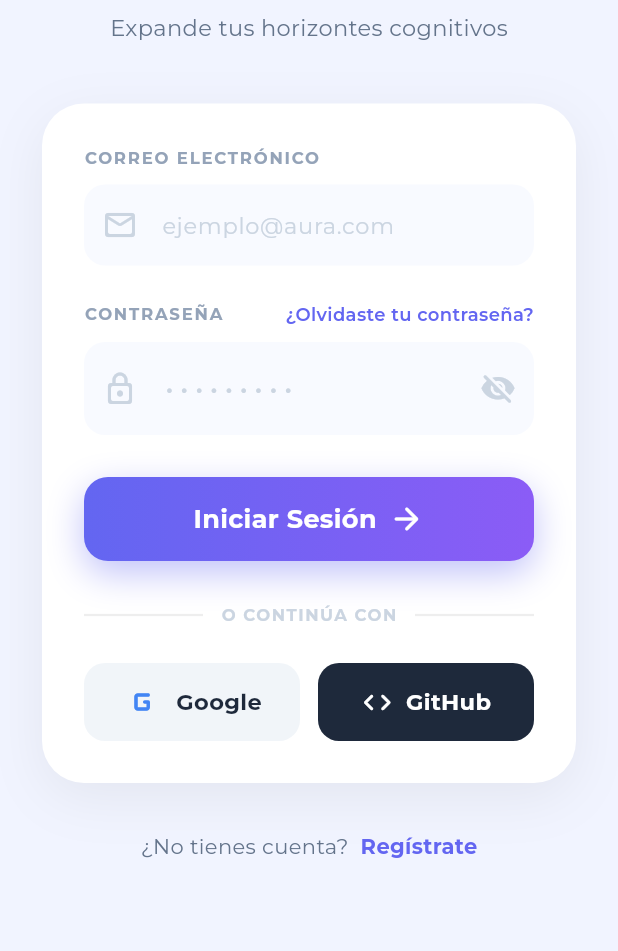
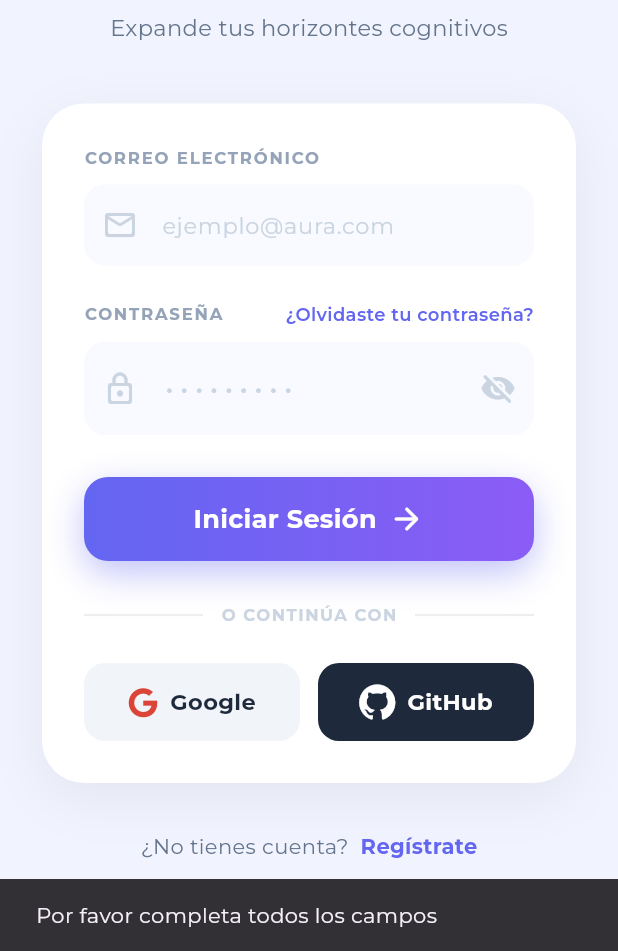
Before and after one commit to xkelvin0/Aura-Academy, a Flutter app: the LoginScreen screen opened directly, after a tap on "Iniciar Sesión", on a phone screen of 412 x 824 dp, the part 285-1236 px from its top. Run offline on Flutter 3.47's test engine with Material 3 defaults, Android fonts, the light colour scheme and no system bars; our stand-ins replace font_awesome_flutter, google_fonts, supabase_flutter; accounts and stored records are empty.

Commit message:
feat: login real e iconos de marca oficiales - Fase 5 de Aura Academy

```diff
--- a/lib/screens/login_screen.dart
+++ b/lib/screens/login_screen.dart
@@ -1,6 +1,7 @@
 import 'package:flutter/material.dart';
 import 'package:google_fonts/google_fonts.dart';
 import 'package:supabase_flutter/supabase_flutter.dart';
+import 'package:font_awesome_flutter/font_awesome_flutter.dart';
 import 'register_screen.dart'; // Importamos la pantalla de registro
 
 // Pantalla de inicio de sesión de Aura Academy
@@ -18,6 +19,7 @@ class _LoginScreenState extends State<LoginScreen> {
 
   // Controla si la contraseña es visible o no
   bool _passwordVisible = false;
+  bool _isLoading = false; // Controla el estado de carga al iniciar sesión
 
   // Función para iniciar sesión con Google
   Future<void> _loginConGoogle() async {
@@ -33,6 +35,50 @@ class _LoginScreenState extends State<LoginScreen> {
       OAuthProvider.github,
       redirectTo: 'io.supabase.auraacademy://login-callback',
     );
+  }
+
+  // Función para iniciar sesión con email y contraseña
+  Future<void> _login() async {
+    if (_emailController.text.trim().isEmpty ||
+        _passwordController.text.trim().isEmpty) {
+      ScaffoldMessenger.of(context).showSnackBar(
+        const SnackBar(content: Text('Por favor completa todos los campos')),
+      );
+      return;
+    }
+
+    setState(() => _isLoading = true);
+
+    try {
+      await Supabase.instance.client.auth.signInWithPassword(
+        email: _emailController.text.trim(),
+        password: _passwordController.text.trim(),
+      );
+
+      if (mounted) {
+        ScaffoldMessenger.of(context).showSnackBar(
+          const SnackBar(
+            content: Text('¡Bienvenido de nuevo!'),
+            backgroundColor: Color(0xFF6366F1),
+          ),
+        );
+        // Aquí navegaremos al Dashboard en el futuro
+      }
+    } on AuthException catch (e) {
+      if (mounted) {
+        ScaffoldMessenger.of(context).showSnackBar(
+          SnackBar(content: Text(e.message)),
+        );
+      }
+    } catch (e) {
+      if (mounted) {
+        ScaffoldMessenger.of(context).showSnackBar(
+          const SnackBar(content: Text('Error inesperado al iniciar sesión')),
+        );
+      }
+    } finally {
+      if (mounted) setState(() => _isLoading = false);
+    }
   }
 
   @override
@@ -248,18 +294,20 @@ class _LoginScreenState extends State<LoginScreen> {
 
                     const SizedBox(height: 28),
 
-                    // --- Botón "Iniciar Sesión" con gradiente ---
+                    // --- Botón "Iniciar Sesión" con gradiente y lógica real ---
                     Container(
                       width: double.infinity,
                       height: 56,
                       decoration: BoxDecoration(
-                        gradient: const LinearGradient(
-                          colors: [Color(0xFF6366F1), Color(0xFF8B5CF6)],
+                        gradient: LinearGradient(
+                          colors: _isLoading
+                              ? [Colors.grey.shade400, Colors.grey.shade400]
+                              : [const Color(0xFF6366F1), const Color(0xFF8B5CF6)],
                           begin: Alignment.centerLeft,
                           end: Alignment.centerRight,
                         ),
                         borderRadius: BorderRadius.circular(16),
-                        boxShadow: [
+                        boxShadow: _isLoading ? [] : [
                           BoxShadow(
                             color: const Color(0xFF6366F1).withOpacity(0.4),
                             blurRadius: 20,
@@ -271,8 +319,11 @@ class _LoginScreenState extends State<LoginScreen> {
                         color: Colors.transparent,
                         child: InkWell(
                           borderRadius: BorderRadius.circular(16),
-                          onTap: () {},
-                          child: Row(
+                          onTap: _isLoading ? null : _login,
+                          child: Center(
+                            child: _isLoading
+                                ? const CircularProgressIndicator(color: Colors.white, strokeWidth: 2)
+                                : Row(
                                     mainAxisAlignment: MainAxisAlignment.center,
                                     children: [
                                       Text(
@@ -287,6 +338,7 @@ class _LoginScreenState extends State<LoginScreen> {
                                       const Icon(Icons.arrow_forward_rounded,
                                           color: Colors.white),
                                     ],
+                                  ),
                           ),
                         ),
                       ),
@@ -335,8 +387,8 @@ class _LoginScreenState extends State<LoginScreen> {
                             label: 'Google',
                             backgroundColor: const Color(0xFFF1F5F9),
                             textColor: const Color(0xFF1E293B),
-                            icon: const Icon(Icons.g_mobiledata_rounded,
-                                color: Color(0xFF4285F4), size: 28),
+                            icon: const FaIcon(FontAwesomeIcons.google,
+                                color: Color(0xFFDB4437), size: 20),
                             onTap: _loginConGoogle, // Conectado a Supabase OAuth
                           ),
                         ),
@@ -347,8 +399,8 @@ class _LoginScreenState extends State<LoginScreen> {
                             label: 'GitHub',
                             backgroundColor: const Color(0xFF1E293B),
                             textColor: Colors.white,
-                            icon: const Icon(Icons.code_rounded,
-                                color: Colors.white, size: 22),
+                            icon: const FaIcon(FontAwesomeIcons.github,
+                                color: Colors.white, size: 24),
                             onTap: _loginConGitHub, // Conectado a Supabase OAuth
                           ),
                         ),
--- a/lib/screens/register_screen.dart
+++ b/lib/screens/register_screen.dart
@@ -1,6 +1,7 @@
 import 'package:flutter/material.dart';
 import 'package:google_fonts/google_fonts.dart';
 import 'package:supabase_flutter/supabase_flutter.dart';
+import 'package:font_awesome_flutter/font_awesome_flutter.dart';
 
 // Pantalla de registro de nuevo usuario
 class RegisterScreen extends StatefulWidget {
@@ -425,8 +426,8 @@ class _RegisterScreenState extends State<RegisterScreen> {
                   Expanded(
                     child: _SocialButtonRegister(
                       label: 'Google',
-                      icon: const Icon(Icons.g_mobiledata_rounded,
-                          color: Color(0xFF4285F4), size: 28),
+                      icon: const FaIcon(FontAwesomeIcons.google,
+                          color: Color(0xFFDB4437), size: 20),
                       onTap: _registrarConGoogle, // OAuth con Supabase
                     ),
                   ),
@@ -435,8 +436,8 @@ class _RegisterScreenState extends State<RegisterScreen> {
                   Expanded(
                     child: _SocialButtonRegister(
                       label: 'GitHub',
-                      icon: const Icon(Icons.code_rounded,
-                          color: Color(0xFF1E293B), size: 22),
+                      icon: const FaIcon(FontAwesomeIcons.github,
+                          color: Color(0xFF1E293B), size: 24),
                       onTap: _registrarConGitHub, // OAuth con Supabase
                     ),
                   ),
--- a/pubspec.yaml
+++ b/pubspec.yaml
@@ -36,6 +36,7 @@ dependencies:
   cupertino_icons: ^1.0.8
   google_fonts: ^6.3.2
   supabase_flutter: ^2.12.2
+  font_awesome_flutter: ^10.9.1
 
 dev_dependencies:
   flutter_test:
```
Also changed, not shown: pubspec.lock. Lines whose indentation alone changed are shown as unchanged.
